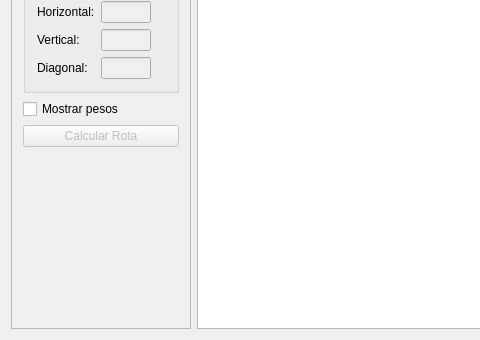
This is smartway.ui in yuritpinheiro/SmartWay as Qt 5 draws it before an edit; both pictures show x 0 to 480 and y 260 to 600 of the 800 by 600 pixel window. The edited form follows.
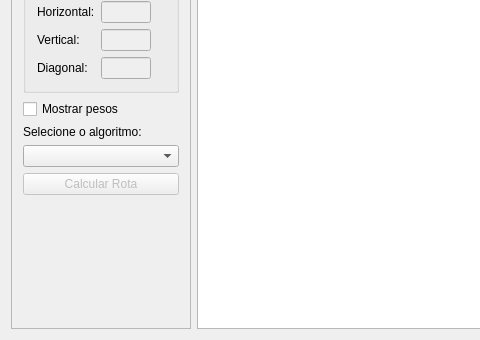
This is the edited form. Icons and pictures are not drawn.

Commit message: Adição do comboBox para seleção do algoritmo e bloqueio de calcular

What changed in the file:
```diff
--- a/smartway.ui
+++ b/smartway.ui
@@ -232,6 +232,33 @@
          </property>
         </widget>
        </item>
+       <item>
+        <widget class="QLabel" name="lblAlgoritmo">
+         <property name="text">
+          <string>Selecione o algoritmo:</string>
+         </property>
+        </widget>
+       </item>
+       <item>
+        <widget class="QComboBox" name="comboAlgoritmo">
+         <property name="currentText">
+          <string/>
+         </property>
+         <property name="currentIndex">
+          <number>-1</number>
+         </property>
+         <item>
+          <property name="text">
+           <string>A*</string>
+          </property>
+         </item>
+         <item>
+          <property name="text">
+           <string>Busca em Profundidade</string>
+          </property>
+         </item>
+        </widget>
+       </item>
        <item>
         <widget class="QPushButton" name="btnCalcular">
          <property name="enabled">
```
Left out of the diff: 1 changed line with no effect on the pictures. The commit also changes 2 other files.
